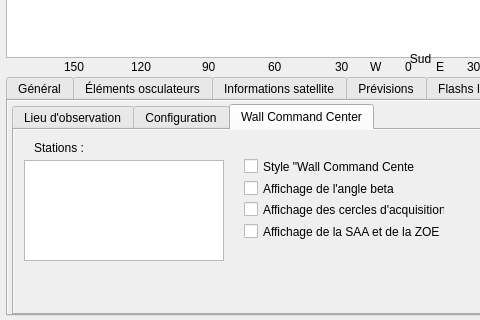
This is previsat.ui in mconsidine/previsat_archive as Qt 5 draws it before an edit; both pictures show x 0 to 480 and y 370 to 690 of the 1068 by 690 pixel window. The edited form follows.
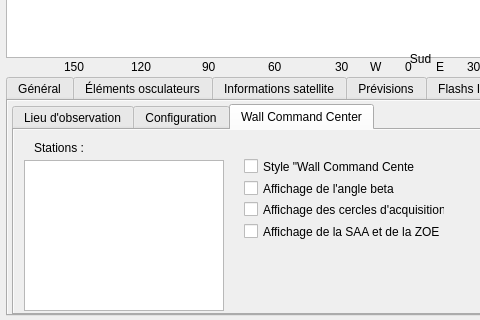
This is the edited form. The open tabs and pages were chosen to show the change. Icons and pictures are not drawn.

Diff of the .ui file:
```diff
--- a/previsat.ui
+++ b/previsat.ui
@@ -9527,9 +9527,12 @@
                 <x>10</x>
                 <y>30</y>
                 <width>200</width>
-                <height>101</height>
+                <height>151</height>
                </rect>
               </property>
+              <property name="horizontalScrollBarPolicy">
+               <enum>Qt::ScrollBarAlwaysOff</enum>
+              </property>
              </widget>
              <widget class="QLabel" name="label">
               <property name="geometry">
```
